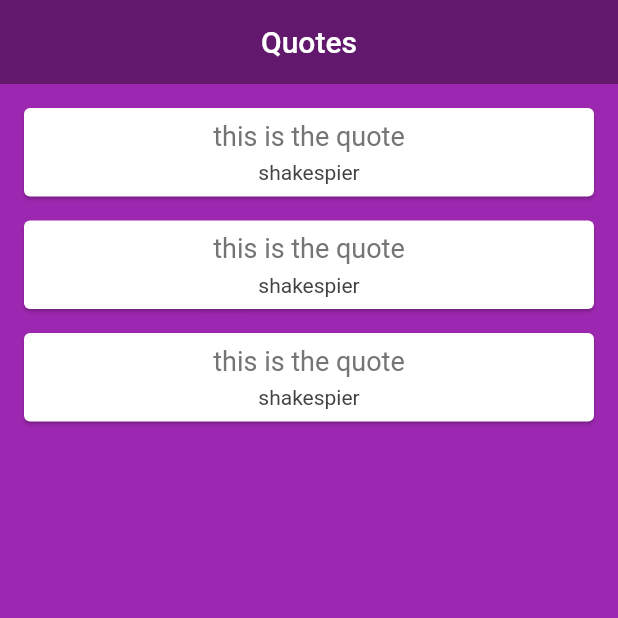
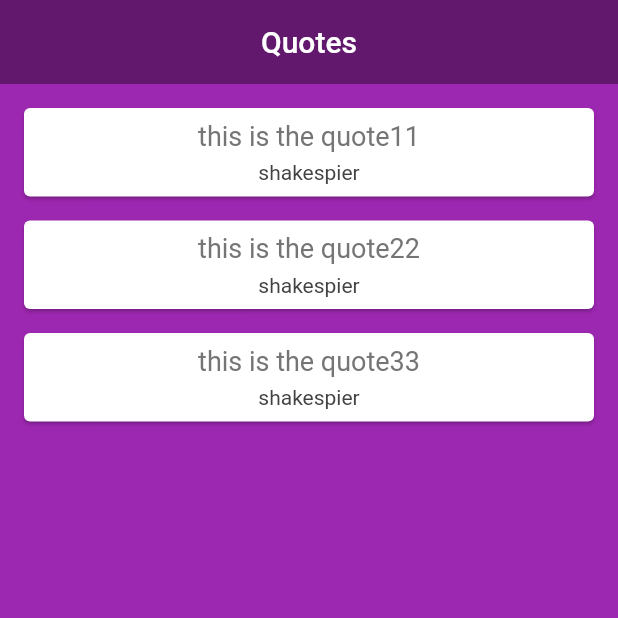
Before and after one commit to kasunkavinda/flutter_data_list, a Flutter app: the screen it shows after launch, on a phone screen of 412 x 824 dp, the top half of it. Run offline on Flutter 3.47's test engine with Material 2 defaults, Android fonts, the phone set to English and light mode, and no system bars.

Commit message:
2nd commit

```diff
--- a/lib/main.dart
+++ b/lib/main.dart
@@ -1,5 +1,6 @@
 import 'package:flutter/material.dart';
 import 'quote.dart';
+import 'quote_card.dart';
 
 void main() => runApp(MaterialApp(home: Home()));
 
@@ -10,32 +11,10 @@ class Home extends StatefulWidget {
 
 class _HomeState extends State<Home> {
   List<Quote> quotes = [
-    Quote('this is the quote', 'shakespier'),
-    Quote('this is the quote', 'shakespier'),
-    Quote('this is the quote', 'shakespier'),
+    Quote('this is the quote11', 'shakespier'),
+    Quote('this is the quote22', 'shakespier'),
+    Quote('this is the quote33', 'shakespier'),
   ];
-
-  Widget quoteCardTemplate(quote) {
-    return Card(
-        margin: EdgeInsets.fromLTRB(16, 16, 16, 0),
-        child: Padding(
-          padding: const EdgeInsets.all(8.0),
-          child: Column(
-            crossAxisAlignment: CrossAxisAlignment.stretch,
-            children: [
-              Center(
-                child: Text(quote.text,
-                    style: TextStyle(fontSize: 18, color: Colors.grey[600])),
-              ),
-              SizedBox(height: 6.0),
-              Center(
-                child: Text(quote.author,
-                    style: TextStyle(fontSize: 14, color: Colors.grey[800])),
-              )
-            ],
-          ),
-        ));
-  }
 
   @override
   Widget build(BuildContext context) {
@@ -50,7 +29,7 @@ class _HomeState extends State<Home> {
           elevation: 0,
         ),
         body: Column(
-          children: quotes.map((quote) => quoteCardTemplate(quote)).toList(),
+          children: quotes.map((quote) => QuoteCard(quote: quote)).toList(),
         ));
   }
 }
--- /dev/null
+++ b/lib/quote_card.dart
@@ -0,0 +1,29 @@
+import 'package:flutter/material.dart';
+import 'quote.dart';
+
+class QuoteCard extends StatelessWidget {
+  final Quote quote;
+  QuoteCard({this.quote});
+  @override
+  Widget build(BuildContext context) {
+    return Card(
+        margin: EdgeInsets.fromLTRB(16, 16, 16, 0),
+        child: Padding(
+          padding: const EdgeInsets.all(8.0),
+          child: Column(
+            crossAxisAlignment: CrossAxisAlignment.stretch,
+            children: [
+              Center(
+                child: Text(quote.text,
+                    style: TextStyle(fontSize: 18, color: Colors.grey[600])),
+              ),
+              SizedBox(height: 6.0),
+              Center(
+                child: Text(quote.author,
+                    style: TextStyle(fontSize: 14, color: Colors.grey[800])),
+              )
+            ],
+          ),
+        ));
+  }
+}
```
